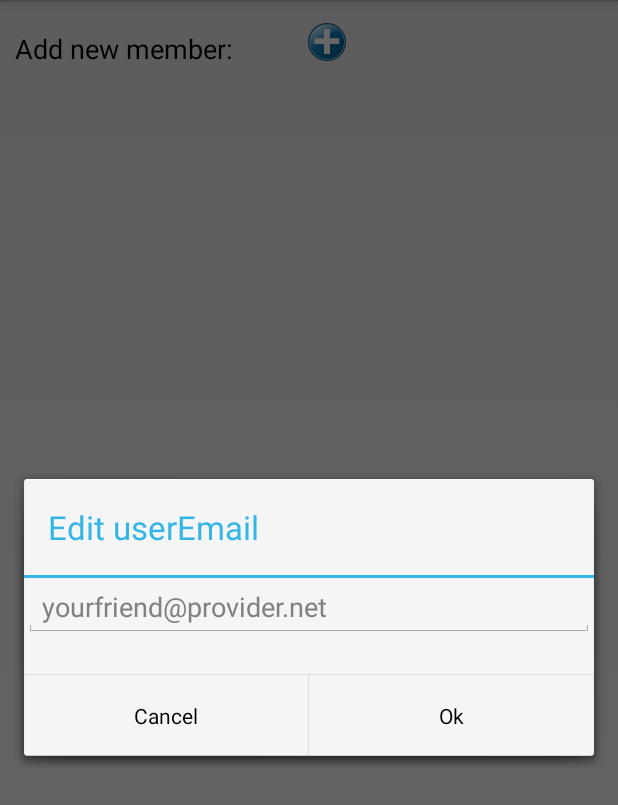
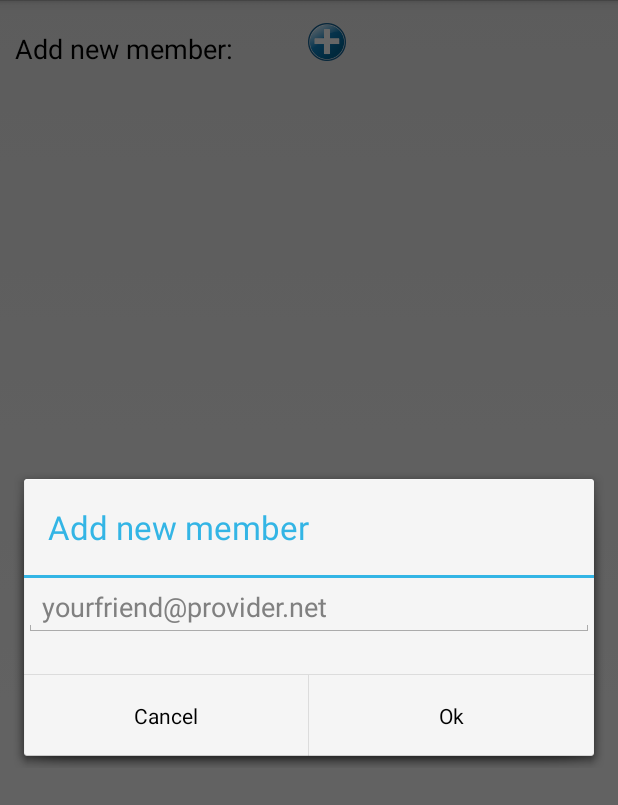
Before and after one commit to liraop/share_that_bill, an Android app: the MembersTab screen opened directly, with no data from a screen before it, after a tap on an icon or button, on a phone screen of 412 x 824 dp. Shown: the top 805 px of the screen. Run offline under Robolectric (Android 15) with nearby library versions, the phone set to English and light mode, and no system bars.

Commit message:
Added small documentation to each class.

```diff
--- a/ShareThatBill/app/src/main/java/com/mobapp/almaslira/sharethatbill/Bill.java
+++ b/ShareThatBill/app/src/main/java/com/mobapp/almaslira/sharethatbill/Bill.java
@@ -7,7 +7,7 @@ import java.util.Calendar;
 import java.util.Date;
 
 /**
- * Created by jeajjr on 11/17/14.
+ * This class is used to pack together information about a Bill.
  */
 public class Bill {
     String billName;
--- a/ShareThatBill/app/src/main/java/com/mobapp/almaslira/sharethatbill/BillsTab.java
+++ b/ShareThatBill/app/src/main/java/com/mobapp/almaslira/sharethatbill/BillsTab.java
@@ -18,7 +18,9 @@ import java.util.ArrayList;
 import java.util.List;
 
 /**
- * Created by jalmasde on 11/11/14.
+ * BillsTab activity:
+ * - shows all group's bills
+ * - create bill option
  */
 public class BillsTab extends Activity implements View.OnClickListener, AdapterView.OnItemClickListener {
     static final String TAG = "BillsTab";
--- a/ShareThatBill/app/src/main/java/com/mobapp/almaslira/sharethatbill/CreateAccountActivity.java
+++ b/ShareThatBill/app/src/main/java/com/mobapp/almaslira/sharethatbill/CreateAccountActivity.java
@@ -15,7 +15,11 @@ import android.view.WindowManager;
 import android.widget.Button;
 import android.widget.EditText;
 
-
+/**
+ * CreateBill activity:
+ * - interface to create a new bill
+ * - interface to edit a bill
+ */
 public class CreateAccountActivity extends Activity implements View.OnClickListener {
 	static final String TAG = "CreateAccountActivity";
     private static DBhandler dbhandler = new DBhandler();
--- a/ShareThatBill/app/src/main/java/com/mobapp/almaslira/sharethatbill/CreateBillActivity.java
+++ b/ShareThatBill/app/src/main/java/com/mobapp/almaslira/sharethatbill/CreateBillActivity.java
@@ -44,6 +44,10 @@ import java.util.ArrayList;
 import java.util.Calendar;
 import java.util.Date;
 
+/**
+ * CreateBill activity:
+ * - interface to create a new bill
+ */
 public class CreateBillActivity extends Activity implements RadioGroup.OnCheckedChangeListener, View.OnClickListener, LocationListener {
     static final String TAG = "CreateBillActivity";
     private static DBhandler dbhandler = new DBhandler();
--- a/ShareThatBill/app/src/main/java/com/mobapp/almaslira/sharethatbill/CreateGroupActivity.java
+++ b/ShareThatBill/app/src/main/java/com/mobapp/almaslira/sharethatbill/CreateGroupActivity.java
@@ -29,6 +29,10 @@ import android.widget.Toast;
 import java.util.ArrayList;
 import java.util.List;
 
+/**
+ * CreateGroup activity:
+ * - interface to create a new group.
+ */
 
 public class CreateGroupActivity extends Activity implements View.OnClickListener, AdapterView.OnItemClickListener {
 	static final String TAG = "CreateGroupActivity";
@@ -207,7 +211,7 @@ public class CreateGroupActivity extends Activity implements View.OnClickListene
 
 		AlertDialog.Builder alert = new AlertDialog.Builder(this);
 
-		alert.setTitle("Edit userEmail");
+		alert.setTitle(getResources().getString(R.string.create_group_edit_email));
 
 		final EditText newEmail = new EditText(this);
 		newEmail.setText(this.membersListStrings.get(index));
--- a/ShareThatBill/app/src/main/java/com/mobapp/almaslira/sharethatbill/CustomTwoItemAdapter.java
+++ b/ShareThatBill/app/src/main/java/com/mobapp/almaslira/sharethatbill/CustomTwoItemAdapter.java
@@ -10,8 +10,8 @@ import android.widget.TextView;
 import java.util.ArrayList;
 
 /**
- * Adapted from https://guides.codepath.com/android/Using-an-ArrayAdapter-with-ListView
- *
+ * ListView Adapter for the TwoStringsClass class.
+ * Adapted based on the code found at https://guides.codepath.com/android/Using-an-ArrayAdapter-with-ListView
  */
 public class CustomTwoItemAdapter extends ArrayAdapter<TwoStringsClass> {
 
--- a/ShareThatBill/app/src/main/java/com/mobapp/almaslira/sharethatbill/DBhandler.java
+++ b/ShareThatBill/app/src/main/java/com/mobapp/almaslira/sharethatbill/DBhandler.java
@@ -10,6 +10,9 @@ import java.text.SimpleDateFormat;
 import java.util.ArrayList;
 import java.util.Calendar;
 
+/**
+ * Class that will handle database connections and requests.
+ */
 public class DBhandler {
     private static final String TAG = "DBHANDLER debug";
     private static final String JDBC_DRIVER = "com.mysql.jdbc.Driver";
--- a/ShareThatBill/app/src/main/java/com/mobapp/almaslira/sharethatbill/GroupActivity.java
+++ b/ShareThatBill/app/src/main/java/com/mobapp/almaslira/sharethatbill/GroupActivity.java
@@ -15,6 +15,10 @@ import org.w3c.dom.Text;
 
 import java.util.List;
 
+/**
+ * Login activity:
+ * - interface for the user to log in their account.
+ */
 
 public class GroupActivity extends TabActivity {
 	static final String TAG = "GroupActivity";
--- a/ShareThatBill/app/src/main/java/com/mobapp/almaslira/sharethatbill/LoginActivity.java
+++ b/ShareThatBill/app/src/main/java/com/mobapp/almaslira/sharethatbill/LoginActivity.java
@@ -86,7 +86,7 @@ public class LoginActivity extends Activity implements View.OnClickListener {
 				{
 					Log.d(TAG, "logging in");
 
-                sendLoginRequest("user1@test.com","123456");//emailString, passwordString);
+                sendLoginRequest(emailString, passwordString);
 				}
 
 				break;
--- a/ShareThatBill/app/src/main/java/com/mobapp/almaslira/sharethatbill/MembersTab.java
+++ b/ShareThatBill/app/src/main/java/com/mobapp/almaslira/sharethatbill/MembersTab.java
@@ -21,7 +21,9 @@ import java.util.ArrayList;
 import java.util.List;
 
 /**
- * Created by jalmasde on 11/11/14.
+ * MembersTab activity:
+ * - shows all group's members
+ * - add member option
  */
 public class MembersTab extends Activity implements View.OnClickListener, AdapterView.OnItemClickListener {
 	static final String TAG = "MembersTab";
@@ -82,7 +84,7 @@ public class MembersTab extends Activity implements View.OnClickListener, Adapte
     public void createAddUserDialog() {
         AlertDialog.Builder alert = new AlertDialog.Builder(this);
 
-        alert.setTitle("Edit userEmail");
+        alert.setTitle(getResources().getString(R.string.members_tab_add_member));
 
         final EditText newMemberInput = new EditText(this);
         newMemberInput.setHint(getResources().getString(R.string.create_group_email_hint));
--- a/ShareThatBill/app/src/main/java/com/mobapp/almaslira/sharethatbill/Notification.java
+++ b/ShareThatBill/app/src/main/java/com/mobapp/almaslira/sharethatbill/Notification.java
@@ -3,7 +3,7 @@ package com.mobapp.almaslira.sharethatbill;
 import java.util.Calendar;
 
 /**
- * Created by liraop on 12/7/14.
+ * This class is used to pack information of a notification.
  */
 public class Notification {
     public static final int BILL_CREATED = 1;
--- a/ShareThatBill/app/src/main/java/com/mobapp/almaslira/sharethatbill/NotificationAdapter.java
+++ b/ShareThatBill/app/src/main/java/com/mobapp/almaslira/sharethatbill/NotificationAdapter.java
@@ -11,8 +11,8 @@ import java.util.ArrayList;
 import java.util.Calendar;
 
 /**
- * Adapted from https://guides.codepath.com/android/Using-an-ArrayAdapter-with-ListView
- *
+ * ListView Adapter for the Notification class.
+ * Adapted based on the code found at https://guides.codepath.com/android/Using-an-ArrayAdapter-with-ListView
  */
 public class NotificationAdapter extends ArrayAdapter<Notification> {
     static final String TAG = "NotificationAdapter";
--- a/ShareThatBill/app/src/main/java/com/mobapp/almaslira/sharethatbill/NotificationsTab.java
+++ b/ShareThatBill/app/src/main/java/com/mobapp/almaslira/sharethatbill/NotificationsTab.java
@@ -18,7 +18,10 @@ import java.text.DateFormat;
 import java.text.SimpleDateFormat;
 import java.util.ArrayList;
 
-
+/**
+ * NotificationsTab activity:
+ * - shows all group's notifications
+ */
 public class NotificationsTab extends Activity {
     static final String TAG = "NotificationsTab";
     private static DBhandler dbhandler = new DBhandler();
--- a/ShareThatBill/app/src/main/java/com/mobapp/almaslira/sharethatbill/ProfileActivity.java
+++ b/ShareThatBill/app/src/main/java/com/mobapp/almaslira/sharethatbill/ProfileActivity.java
@@ -19,7 +19,11 @@ import android.widget.TextView;
 import java.util.ArrayList;
 import java.util.List;
 
-
+/**
+ * Profile activity:
+ * - shows user's groups
+ * - option to create new group
+ */
 public class ProfileActivity extends Activity implements View.OnClickListener, AdapterView.OnItemClickListener {
 	static final String TAG = "ProfileActivity";
 
--- a/ShareThatBill/app/src/main/java/com/mobapp/almaslira/sharethatbill/TwoStringsClass.java
+++ b/ShareThatBill/app/src/main/java/com/mobapp/almaslira/sharethatbill/TwoStringsClass.java
@@ -1,7 +1,7 @@
 package com.mobapp.almaslira.sharethatbill;
 
 /**
- * Created by jeajjr on 11/17/14.
+ * Class used to fill ListViews.
  */
 public class TwoStringsClass {
     public String first;
--- a/ShareThatBill/app/src/main/res/values/strings.xml
+++ b/ShareThatBill/app/src/main/res/values/strings.xml
@@ -56,6 +56,7 @@
     <string name="tabs_members_add">Add new member: </string>
     <string name="tabs_bills_add">Add new bill: </string>
     <string name="members_tab_you">(you)</string>
+    <string name="members_tab_add_member">Add new member</string>
     <string name="title_activity_view_bill">ViewBillActivity</string>
     <string name="view_bill_bill">Bill:</string>
     <string name="view_bill_total">Total: $</string>
```
Also changed, not shown: ShareThatBill/app/src/main/java/com/mobapp/almaslira/sharethatbill/ViewBillActivity.java (+8 -1 lines).
